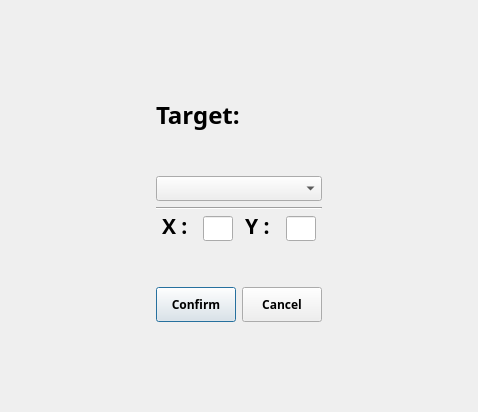
The window that Diceobu/powersettingswindow.ui (diceobu/diceobu) describes before a commit, drawn with Qt 5.
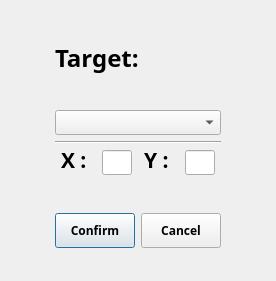
The same window after the commit.

Patch:
```diff
--- a/Diceobu/powersettingswindow.ui
+++ b/Diceobu/powersettingswindow.ui
@@ -6,8 +6,8 @@
    <rect>
     <x>0</x>
     <y>0</y>
-    <width>478</width>
-    <height>412</height>
+    <width>276</width>
+    <height>281</height>
    </rect>
   </property>
   <property name="windowTitle">
```
